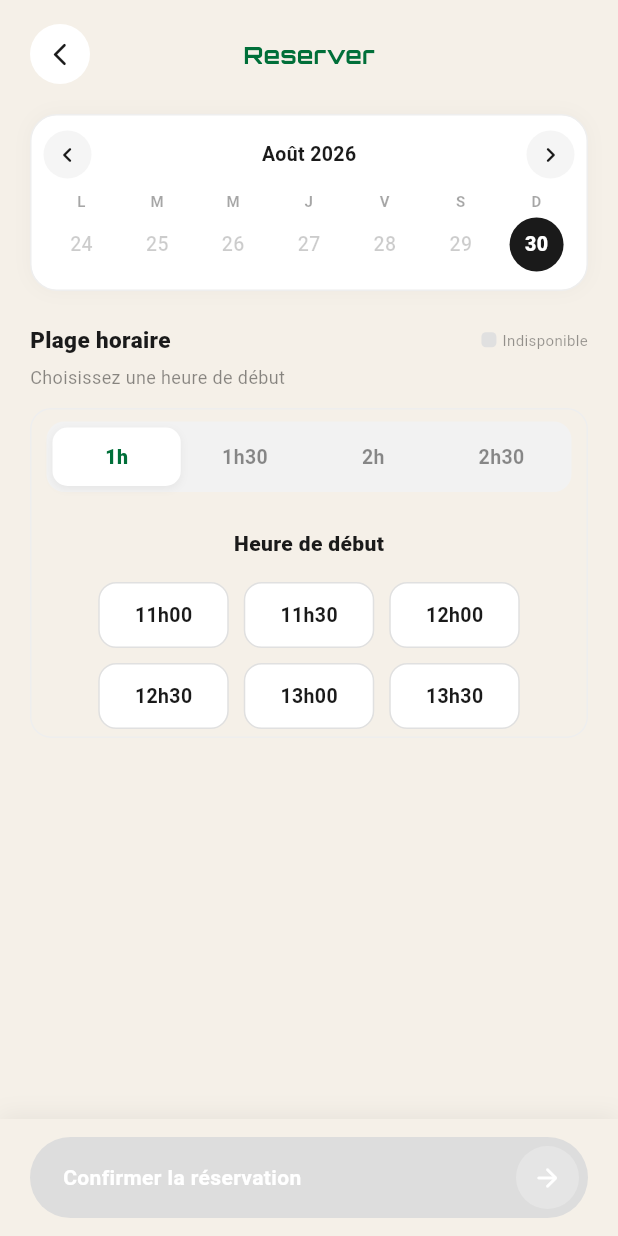
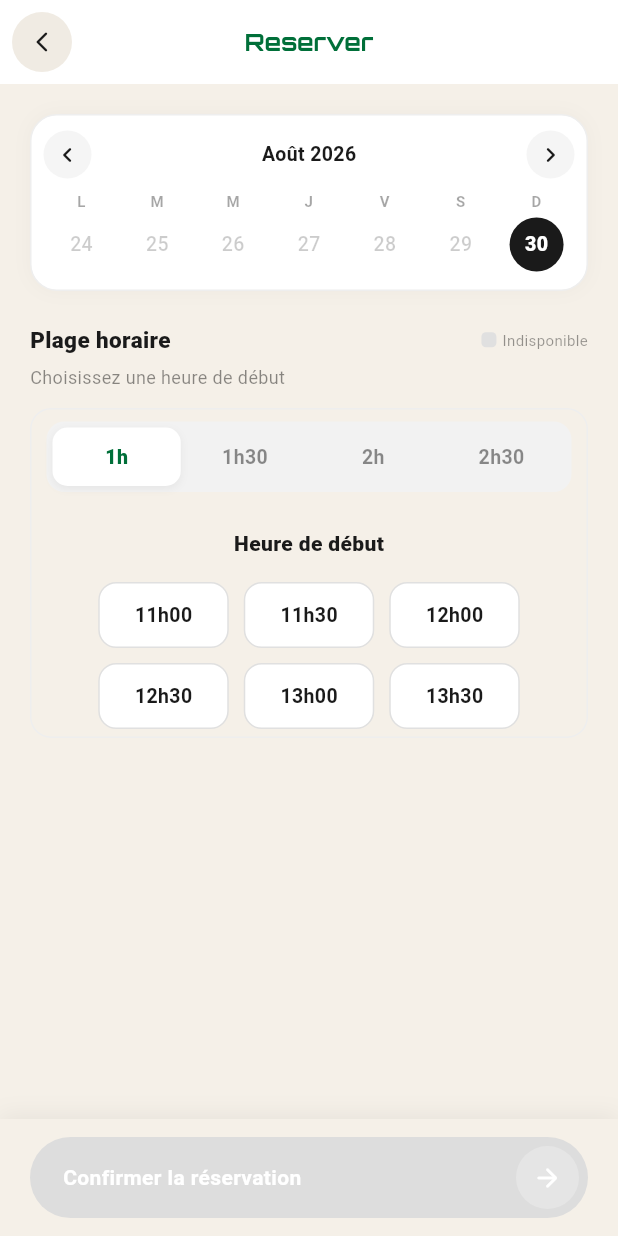
Before and after one commit to The-Electrons-team/mini_foot_mobile_flutter, a Flutter app: the TerrainBookingScreen screen opened directly with empty values, after a tap on the "chevron left" icon, after a tap on the "chevron right" icon, on a phone screen of 412 x 824 dp. Run offline on Flutter 3.47's test engine with Material 3 defaults, Android fonts, the phone set to English and light mode, and no system bars; our stand-ins replace app_links, firebase_core, firebase_messaging, flutter_dotenv, flutter_map, geolocator and 9 more; missing offline and left inert: dart:js; accounts and stored records are empty; network calls fail.

Commit message:
feat: refactor app bars in multiple screens for consistency and improved design

```diff
--- a/lib/terrain_booking_screen.dart
+++ b/lib/terrain_booking_screen.dart
@@ -343,47 +343,32 @@ class _TerrainBookingScreenState extends State<TerrainBookingScreen> {
   Widget build(BuildContext context) {
     return Scaffold(
       backgroundColor: kBeige,
-      body: SafeArea(
-        child: Column(
-          children: [
-            // ── APP BAR ──
-            Padding(
-              padding: const EdgeInsets.fromLTRB(20, 16, 20, 0),
-              child: Row(
-                children: [
-                  GestureDetector(
+      appBar: AppBar(
+        backgroundColor: Colors.white,
+        elevation: 0,
+        scrolledUnderElevation: 0,
+        leading: Center(
+          child: GestureDetector(
             behavior: HitTestBehavior.opaque,
             onTap: () => Navigator.pop(context),
             child: Container(
-                      width: 40,
-                      height: 40,
-                      decoration: BoxDecoration(
-                        color: Theme.of(context).cardColor,
+              width: 40, height: 40,
+              decoration: const BoxDecoration(
+                color: Color(0xFFF0EBE3),
                 shape: BoxShape.circle,
               ),
-                      child: Icon(
-                        Icons.arrow_back_ios_new_rounded,
-                        size: 18,
-                        color: kDark,
+              child: const Icon(Icons.arrow_back_ios_new_rounded, size: 16, color: kDark),
             ),
           ),
         ),
-                  Expanded(
-                    child: Center(
-                      child: Text(
-                        'Reserver',
-                        style: GoogleFonts.orbitron(
-                          fontSize: 16,
-                          fontWeight: FontWeight.w700,
-                          color: kGreen,
+        centerTitle: true,
+        title: Text('Reserver',
+            style: GoogleFonts.orbitron(fontSize: 16, fontWeight: FontWeight.w700, color: kGreen)),
       ),
-                      ),
-                    ),
-                  ),
-                  const SizedBox(width: 40),
-                ],
-              ),
-            ),
+      body: SafeArea(
+        top: false,
+        child: Column(
+          children: [
 
             Expanded(
               child: SingleChildScrollView(
```
Also changed, not shown: lib/create_team_screen.dart (+14 -24 lines), lib/reservations_screen.dart (+15 -20 lines), lib/team_screen.dart (+16 -24 lines). Lines whose indentation alone changed are shown as unchanged.
